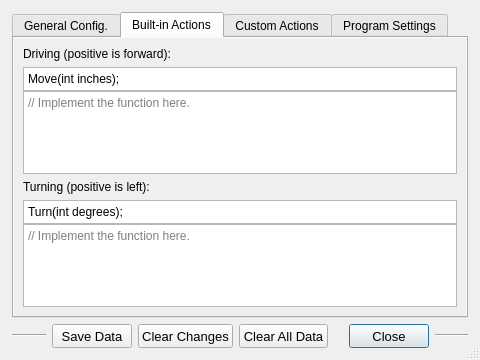
Before: the Qt Designer form setupwindow.ui in OlyCow/draw-auton, drawn with Qt 5.
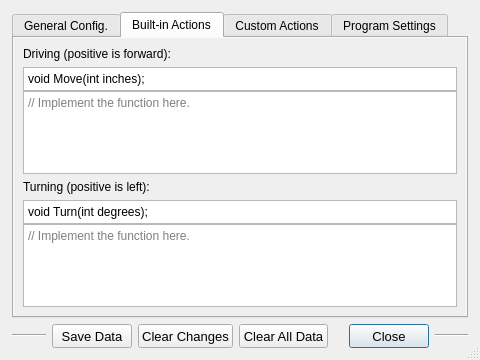
After: the same form once the commit is applied. The open tabs and pages were chosen to show the change. Icons and pictures are not drawn.

```diff
--- a/setupwindow.ui
+++ b/setupwindow.ui
@@ -253,7 +253,7 @@
                 <bool>true</bool>
                </property>
                <property name="plainText">
-                <string>Move(int inches);</string>
+                <string>void Move(int inches);</string>
                </property>
               </widget>
              </item>
@@ -332,7 +332,7 @@
                 <bool>true</bool>
                </property>
                <property name="plainText">
-                <string>Turn(int degrees);</string>
+                <string>void Turn(int degrees);</string>
                </property>
               </widget>
              </item>
```
